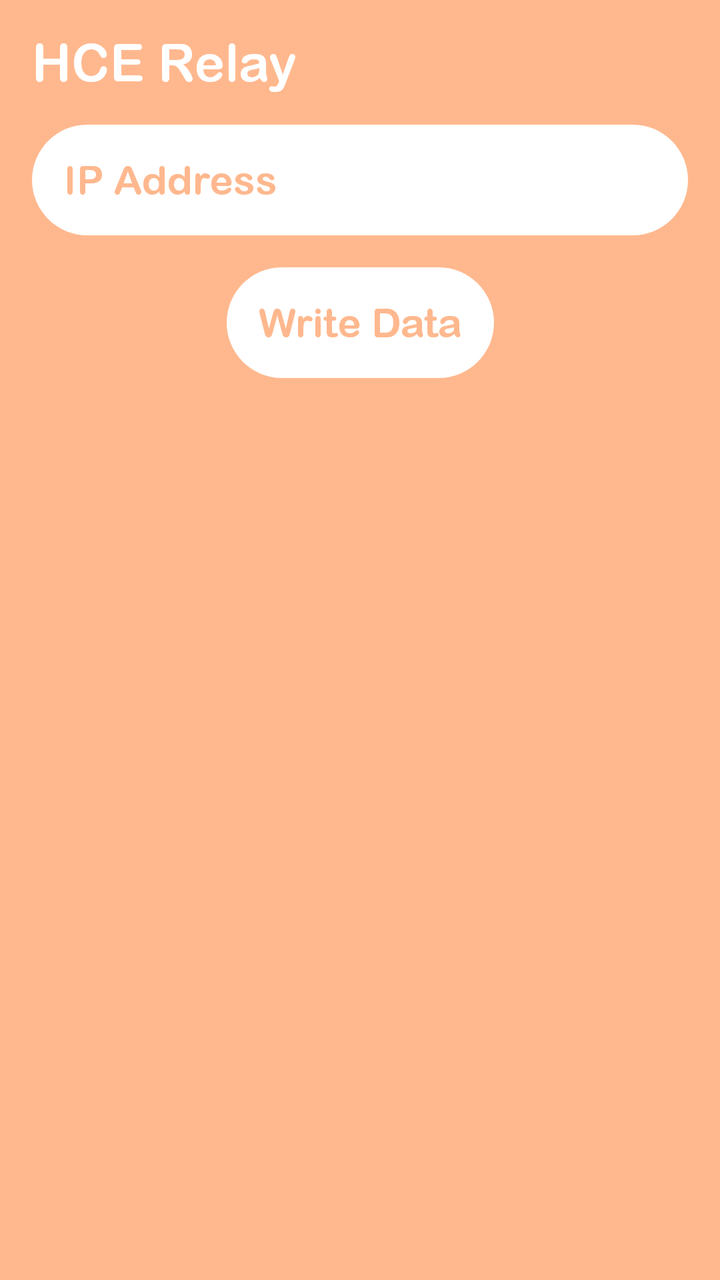
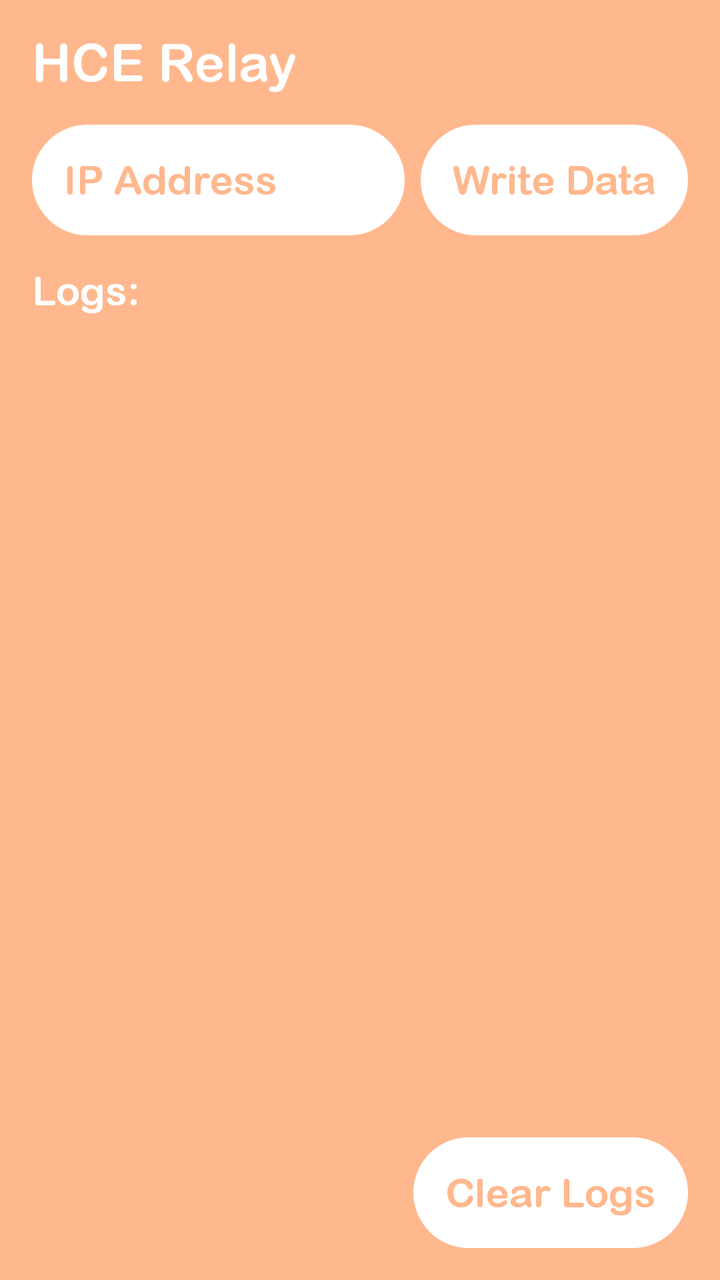

Before-and-after screenshots of an Android layout around one commit, followed by the original layout XML and the change that was made.
<!-- AndroidManifest.xml: application theme Theme.HCE -->
<!-- res/layout/activity_main.xml -->
<?xml version="1.0" encoding="utf-8"?>
<androidx.constraintlayout.widget.ConstraintLayout xmlns:android="http://schemas.android.com/apk/res/android"
    xmlns:app="http://schemas.android.com/apk/res-auto"
    xmlns:tools="http://schemas.android.com/tools"
    android:id="@+id/main"
    android:layout_width="match_parent"
    android:layout_height="match_parent"
    android:background="#FFB88E"
    android:fitsSystemWindows="true"
    tools:context=".MainActivity">

    <TextView
        android:id="@+id/title"
        android:layout_width="wrap_content"
        android:layout_height="wrap_content"
        android:text="HCE Relay"
        android:fontFamily="@font/arial_rounded"
        android:textColor="#FFFFFF"
        android:textSize="26dp"
        android:padding="16dp"
        app:layout_constraintTop_toTopOf="parent"
        app:layout_constraintStart_toStartOf="parent"/>

    <EditText
        android:id="@+id/ipAddress"
        android:layout_width="0dp"
        android:layout_height="wrap_content"
        android:background="@drawable/background"
        android:fontFamily="@font/arial_rounded"
        android:hint="IP Address"
        android:padding="16dp"
        android:layout_marginStart="16dp"
        android:layout_marginEnd="16dp"
        android:singleLine="true"
        android:textColor="#FFB88E"
        android:textColorHint="#FFB88E"
        android:textSize="20dp"
        app:layout_constraintTop_toBottomOf="@id/title"
        app:layout_constraintStart_toStartOf="parent"
        app:layout_constraintEnd_toEndOf="parent"/>

    <TextView
        android:id="@+id/enter"
        android:layout_width="wrap_content"
        android:layout_height="wrap_content"
        android:background="@drawable/background"
        android:fontFamily="@font/arial_rounded"
        android:text="Write Data"
        android:padding="16dp"
        android:layout_marginTop="16dp"
        android:layout_marginStart="16dp"
        android:layout_marginEnd="16dp"
        android:textColor="#FFB88E"
        android:textSize="20dp"
        app:layout_constraintTop_toBottomOf="@id/ipAddress"
        app:layout_constraintStart_toStartOf="parent"
        app:layout_constraintEnd_toEndOf="parent"/>


</androidx.constraintlayout.widget.ConstraintLayout>
<!-- resources referenced by this layout -->
<resources>
  <!-- drawable background (drawable) -->
  <?xml version="1.0" encoding="utf-8"?>
  <selector xmlns:android="http://schemas.android.com/apk/res/android" xmlns:andorid="http://schemas.android.com/aapt">
  
      <item>
          <shape andorid:shape="retangle">
              <solid android:color="#FFFFFF"/>
              <corners android:radius="30dp"/>
          </shape>
      </item>
  
  </selector>
  <style name="Theme.HCE" parent="Base.Theme.HCE" />
  <style name="Base.Theme.HCE" parent="Theme.Material3.DayNight.NoActionBar">
          
          
      </style>
</resources>

<!-- the commit's change to res/layout/activity_main.xml (unified diff, before → after) -->
@@ -30,14 +30,14 @@
         android:hint="IP Address"
         android:padding="16dp"
         android:layout_marginStart="16dp"
-        android:layout_marginEnd="16dp"
+        android:layout_marginEnd="4dp"
         android:singleLine="true"
         android:textColor="#FFB88E"
         android:textColorHint="#FFB88E"
         android:textSize="20dp"
         app:layout_constraintTop_toBottomOf="@id/title"
         app:layout_constraintStart_toStartOf="parent"
-        app:layout_constraintEnd_toEndOf="parent"/>
+        app:layout_constraintEnd_toStartOf="@id/enter"/>
 
     <TextView
         android:id="@+id/enter"
@@ -47,13 +47,48 @@
         android:fontFamily="@font/arial_rounded"
         android:text="Write Data"
         android:padding="16dp"
-        android:layout_marginTop="16dp"
-        android:layout_marginStart="16dp"
+        android:layout_marginStart="4dp"
         android:layout_marginEnd="16dp"
         android:textColor="#FFB88E"
         android:textSize="20dp"
+        app:layout_constraintTop_toBottomOf="@id/title"
+        app:layout_constraintStart_toEndOf="@id/ipAddress"
+        app:layout_constraintEnd_toEndOf="parent"/>
+
+    <ScrollView
+        android:layout_width="match_parent"
+        android:layout_height="0dp"
         app:layout_constraintTop_toBottomOf="@id/ipAddress"
+        app:layout_constraintBottom_toBottomOf="parent"
         app:layout_constraintStart_toStartOf="parent"
+        app:layout_constraintEnd_toEndOf="parent">
+
+        <TextView
+            android:id="@+id/log"
+            android:layout_width="match_parent"
+            android:layout_height="wrap_content"
+            android:textIsSelectable="true"
+            android:fontFamily="@font/arial_rounded"
+            android:text="Logs: "
+            android:padding="16dp"
+            android:textColor="#FFFFFF"
+            android:textSize="20dp" />
+
+    </ScrollView>
+
+    <TextView
+        android:id="@+id/clearLogs"
+        android:layout_width="wrap_content"
+        android:layout_height="wrap_content"
+        android:background="@drawable/background"
+        android:fontFamily="@font/arial_rounded"
+        android:text="Clear Logs"
+        android:padding="16dp"
+        android:layout_marginEnd="16dp"
+        android:layout_marginBottom="16dp"
+        android:textColor="#FFB88E"
+        android:textSize="20dp"
+        app:layout_constraintBottom_toBottomOf="parent"
         app:layout_constraintEnd_toEndOf="parent"/>
 
 
